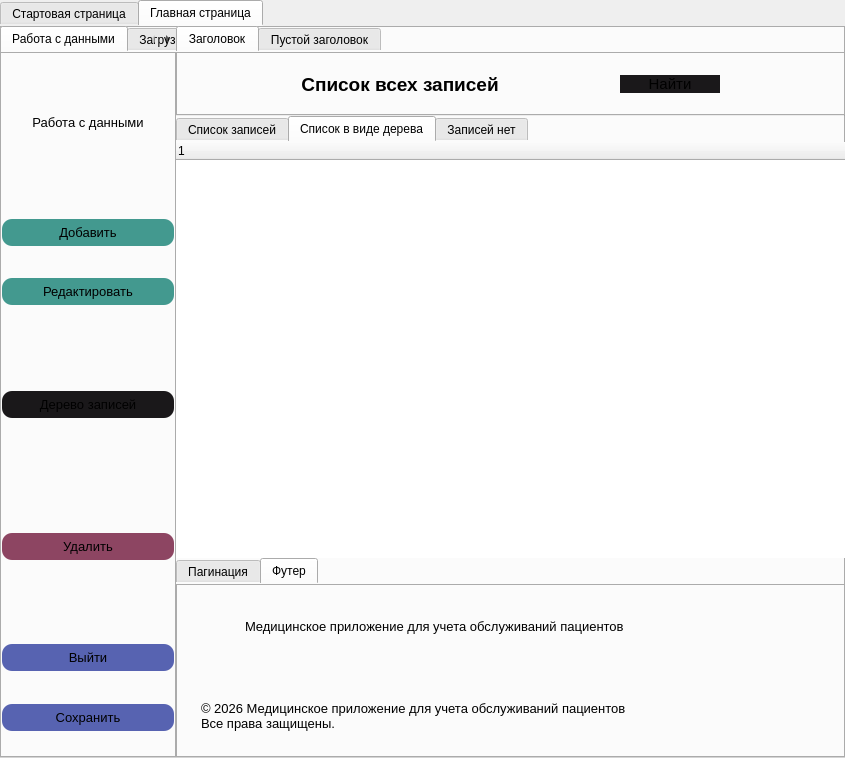
The window that lab_2/ui/main_window.ui (Artemdjdj/PPOIS_4) describes before a commit, drawn with Qt 5.
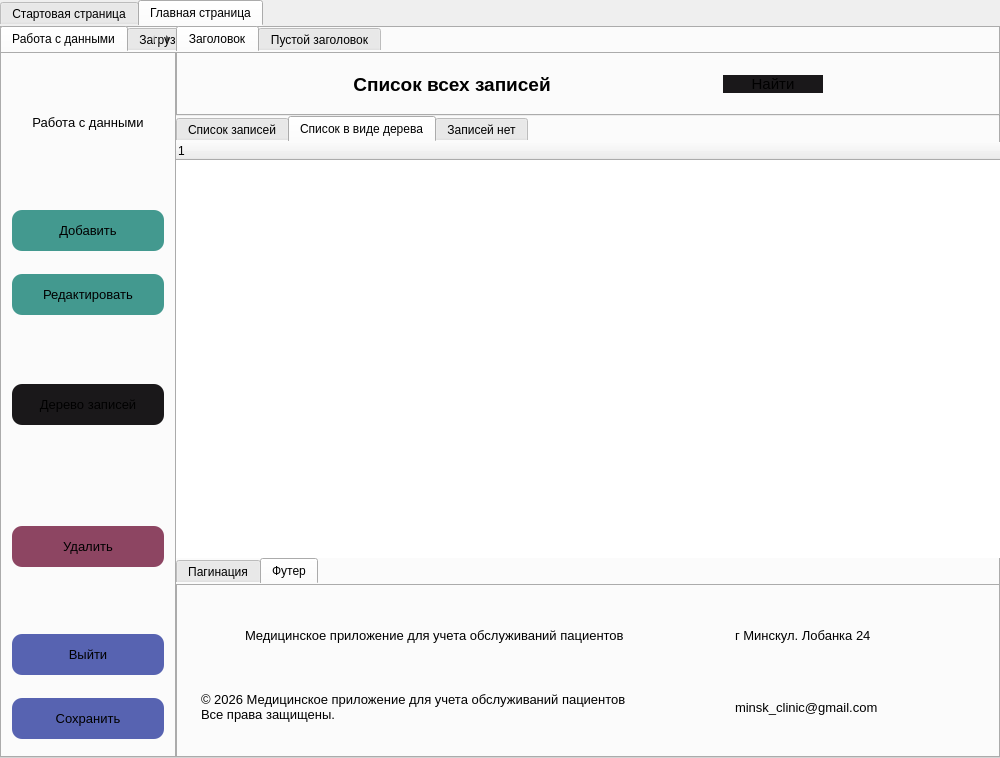
The same window after the commit. The open tabs and pages were chosen to show the change. Icons and pictures are not drawn.

Commit message: [refactor] rename tabs in main and search windows

What changed in the file:
```diff
--- a/lab_2/ui/main_window.ui
+++ b/lab_2/ui/main_window.ui
@@ -6,13 +6,13 @@
    <rect>
     <x>0</x>
     <y>0</y>
-    <width>845</width>
+    <width>1000</width>
     <height>758</height>
    </rect>
   </property>
   <property name="minimumSize">
    <size>
-    <width>845</width>
+    <width>1000</width>
     <height>758</height>
    </size>
   </property>
@@ -27,12 +27,13 @@
   </property>
   <property name="styleSheet">
    <string notr="true">border:none;
+border-radius:0;
 background-color:none;</string>
   </property>
   <widget class="QWidget" name="centralwidget">
    <property name="minimumSize">
     <size>
-     <width>845</width>
+     <width>1000</width>
      <height>758</height>
     </size>
    </property>
@@ -568,13 +569,13 @@
                             <number>0</number>
                            </property>
                            <property name="leftMargin">
-                            <number>0</number>
+                            <number>10</number>
                            </property>
                            <property name="topMargin">
                             <number>0</number>
                            </property>
                            <property name="rightMargin">
-                            <number>0</number>
+                            <number>10</number>
                            </property>
                            <property name="bottomMargin">
                             <number>0</number>
@@ -652,7 +653,7 @@
                                  </font>
                                 </property>
                                 <property name="styleSheet">
-                                 <string notr="true">padding:6px;
+                                 <string notr="true">padding:13px;
 background-color:rgb(67, 153, 143);
 border-radius:10px;</string>
                                 </property>
@@ -670,7 +671,7 @@
                                  </font>
                                 </property>
                                 <property name="styleSheet">
-                                 <string notr="true">padding:6px;
+                                 <string notr="true">padding:13px;
 background-color:rgb(67, 153, 143);
 border-radius:10px;</string>
                                 </property>
@@ -718,7 +719,7 @@
                                  </font>
                                 </property>
                                 <property name="styleSheet">
-                                 <string notr="true">padding:6px;
+                                 <string notr="true">padding:13px;
 background-color:rgb(26, 24, 26);
 border-radius:10px;</string>
                                 </property>
@@ -766,7 +767,7 @@
                                  </font>
                                 </property>
                                 <property name="styleSheet">
-                                 <string notr="true">padding:6px;
+                                 <string notr="true">padding:13px;
 background-color:rgb(141, 69, 98);
 border-radius:10px;</string>
                                 </property>
@@ -811,7 +812,7 @@
                                  </font>
                                 </property>
                                 <property name="styleSheet">
-                                 <string notr="true">padding:6px;
+                                 <string notr="true">padding:13px;
 background-color:rgb(87, 99, 177);
 border-radius:10px;</string>
                                 </property>
@@ -829,7 +830,7 @@
                                  </font>
                                 </property>
                                 <property name="styleSheet">
-                                 <string notr="true">padding:6px;
+                                 <string notr="true">padding:13px;
 background-color:rgb(87, 99, 177);
 border-radius:10px;</string>
                                 </property>
@@ -1014,7 +1015,7 @@
                <widget class="QFrame" name="frame_8">
                 <property name="minimumSize">
                  <size>
-                  <width>669</width>
+                  <width>824</width>
                   <height>0</height>
                  </size>
                 </property>
@@ -1942,22 +1943,22 @@
                           <property name="frameShadow">
                            <enum>QFrame::Shadow::Raised</enum>
                           </property>
+                          <layout class="QHBoxLayout" name="horizontalLayout_21">
+                           <property name="leftMargin">
+                            <number>0</number>
+                           </property>
+                           <item>
+                            <widget class="QFrame" name="frame_32">
+                             <property name="frameShape">
+                              <enum>QFrame::Shape::StyledPanel</enum>
+                             </property>
+                             <property name="frameShadow">
+                              <enum>QFrame::Shadow::Raised</enum>
+                             </property>
                           <layout class="QVBoxLayout" name="verticalLayout_9">
-                           <property name="spacing">
-                            <number>6</number>
-                           </property>
                            <property name="leftMargin">
                             <number>0</number>
                            </property>
-                           <property name="topMargin">
-                            <number>0</number>
-                           </property>
-                           <property name="rightMargin">
-                            <number>0</number>
-                           </property>
-                           <property name="bottomMargin">
-                            <number>0</number>
-                           </property>
                            <item>
                             <widget class="QFrame" name="frame_29">
                              <property name="frameShape">
@@ -2076,6 +2077,123 @@
                                  <string>© 2026 Медицинское приложение для учета обслуживаний пациентов 
 Все права защищены.</string>
                                 </property>
+                                  </widget>
+                                 </item>
+                                </layout>
+                               </widget>
+                              </item>
+                             </layout>
+                            </widget>
+                           </item>
+                           <item>
+                            <widget class="QFrame" name="frame_33">
+                             <property name="maximumSize">
+                              <size>
+                               <width>310</width>
+                               <height>16777215</height>
+                              </size>
+                             </property>
+                             <property name="frameShape">
+                              <enum>QFrame::Shape::StyledPanel</enum>
+                             </property>
+                             <property name="frameShadow">
+                              <enum>QFrame::Shadow::Raised</enum>
+                             </property>
+                             <layout class="QVBoxLayout" name="verticalLayout_12">
+                              <item>
+                               <widget class="QFrame" name="frame_34">
+                                <property name="frameShape">
+                                 <enum>QFrame::Shape::StyledPanel</enum>
+                                </property>
+                                <property name="frameShadow">
+                                 <enum>QFrame::Shadow::Raised</enum>
+                                </property>
+                                <layout class="QHBoxLayout" name="horizontalLayout_22">
+                                 <item>
+                                  <widget class="QPushButton" name="button_address_clinic">
+                                   <property name="maximumSize">
+                                    <size>
+                                     <width>30</width>
+                                     <height>16777215</height>
+                                    </size>
+                                   </property>
+                                   <property name="text">
+                                    <string/>
+                                   </property>
+                                   <property name="icon">
+                                    <iconset resource="../qrc/main_icons.qrc">
+                                     <normaloff>:/icons/icons/address.png</normaloff>:/icons/icons/address.png</iconset>
+                                   </property>
+                                   <property name="iconSize">
+                                    <size>
+                                     <width>30</width>
+                                     <height>30</height>
+                                    </size>
+                                   </property>
+                                  </widget>
+                                 </item>
+                                 <item>
+                                  <widget class="QLabel" name="label_address_clinic">
+                                   <property name="font">
+                                    <font>
+                                     <family>Arial</family>
+                                     <pointsize>10</pointsize>
+                                    </font>
+                                   </property>
+                                   <property name="text">
+                                    <string>г Минскул. Лобанка 24</string>
+                                   </property>
+                                  </widget>
+                                 </item>
+                                </layout>
+                               </widget>
+                              </item>
+                              <item>
+                               <widget class="QFrame" name="frame_35">
+                                <property name="frameShape">
+                                 <enum>QFrame::Shape::StyledPanel</enum>
+                                </property>
+                                <property name="frameShadow">
+                                 <enum>QFrame::Shadow::Raised</enum>
+                                </property>
+                                <layout class="QHBoxLayout" name="horizontalLayout_23">
+                                 <item>
+                                  <widget class="QPushButton" name="button_email_clinic">
+                                   <property name="maximumSize">
+                                    <size>
+                                     <width>30</width>
+                                     <height>16777215</height>
+                                    </size>
+                                   </property>
+                                   <property name="text">
+                                    <string/>
+                                   </property>
+                                   <property name="icon">
+                                    <iconset resource="../qrc/main_icons.qrc">
+                                     <normaloff>:/icons/icons/email.png</normaloff>:/icons/icons/email.png</iconset>
+                                   </property>
+                                   <property name="iconSize">
+                                    <size>
+                                     <width>30</width>
+                                     <height>30</height>
+                                    </size>
+                                   </property>
+                                  </widget>
+                                 </item>
+                                 <item>
+                                  <widget class="QLabel" name="label_email_clinic">
+                                   <property name="font">
+                                    <font>
+                                     <family>Arial</family>
+                                     <pointsize>10</pointsize>
+                                    </font>
+                                   </property>
+                                   <property name="text">
+                                    <string>minsk_clinic@gmail.com</string>
+                                   </property>
+                                  </widget>
+                                 </item>
+                                </layout>
                                </widget>
                               </item>
                              </layout>
```
Left out of the diff: 35 changed lines with no effect on the pictures. Lines whose indentation alone changed are shown as unchanged. The commit also changes 5 other files.
